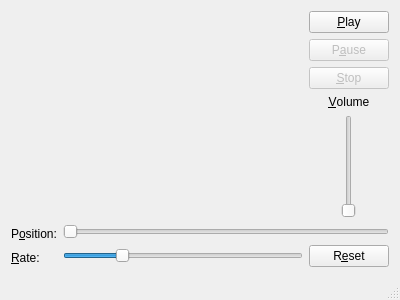
The window that mainwindow.ui (Taro3/linux_mp4_test) describes before a commit, drawn with Qt 5.
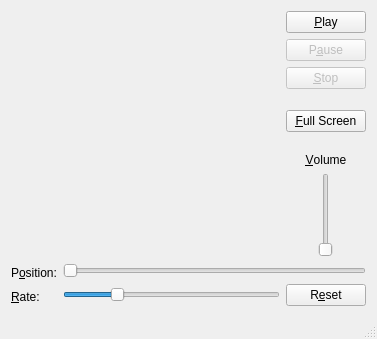
The same window after the commit.

Commit message:
フルスクリーン処理追加
フルスクリーンボタンの追加とフルするリーンと通常表示の切り替え処理を追加。
サイセ画面のダブルクリックでフルスクリーン状態トグル。
FullScreenボタンでフルスクリーンへ切り替え。
フルスクリーン時にEscキーで通常表示へ切り替え。

```diff
--- a/mainwindow.ui
+++ b/mainwindow.ui
@@ -6,8 +6,8 @@
    <rect>
     <x>0</x>
     <y>0</y>
-    <width>400</width>
-    <height>300</height>
+    <width>377</width>
+    <height>339</height>
    </rect>
   </property>
   <property name="windowTitle">
@@ -80,6 +80,39 @@
         </item>
         <item>
          <layout class="QVBoxLayout" name="verticalLayout_2">
+          <item>
+           <spacer name="verticalSpacer">
+            <property name="orientation">
+             <enum>Qt::Vertical</enum>
+            </property>
+            <property name="sizeHint" stdset="0">
+             <size>
+              <width>20</width>
+              <height>10</height>
+             </size>
+            </property>
+           </spacer>
+          </item>
+          <item>
+           <widget class="QPushButton" name="pushButtonFullScreen">
+            <property name="text">
+             <string>&amp;Full Screen</string>
+            </property>
+           </widget>
+          </item>
+          <item>
+           <spacer name="verticalSpacer_2">
+            <property name="orientation">
+             <enum>Qt::Vertical</enum>
+            </property>
+            <property name="sizeHint" stdset="0">
+             <size>
+              <width>20</width>
+              <height>8</height>
+             </size>
+            </property>
+           </spacer>
+          </item>
           <item>
            <widget class="QLabel" name="labelVolume">
             <property name="text">
```
The commit also changes 2 other files.
